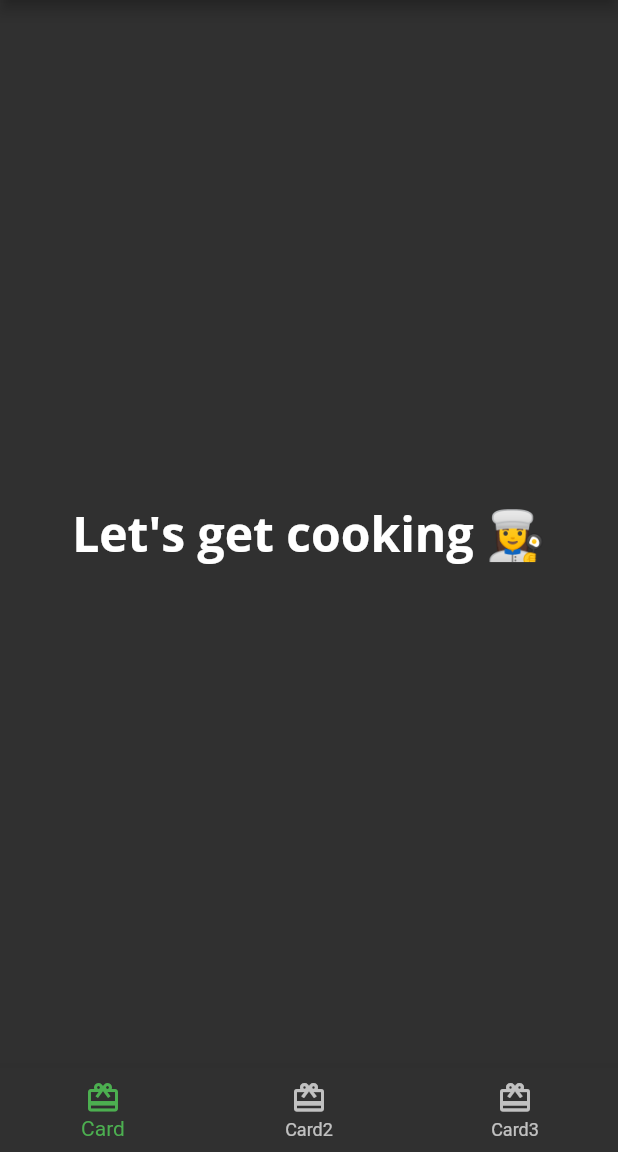
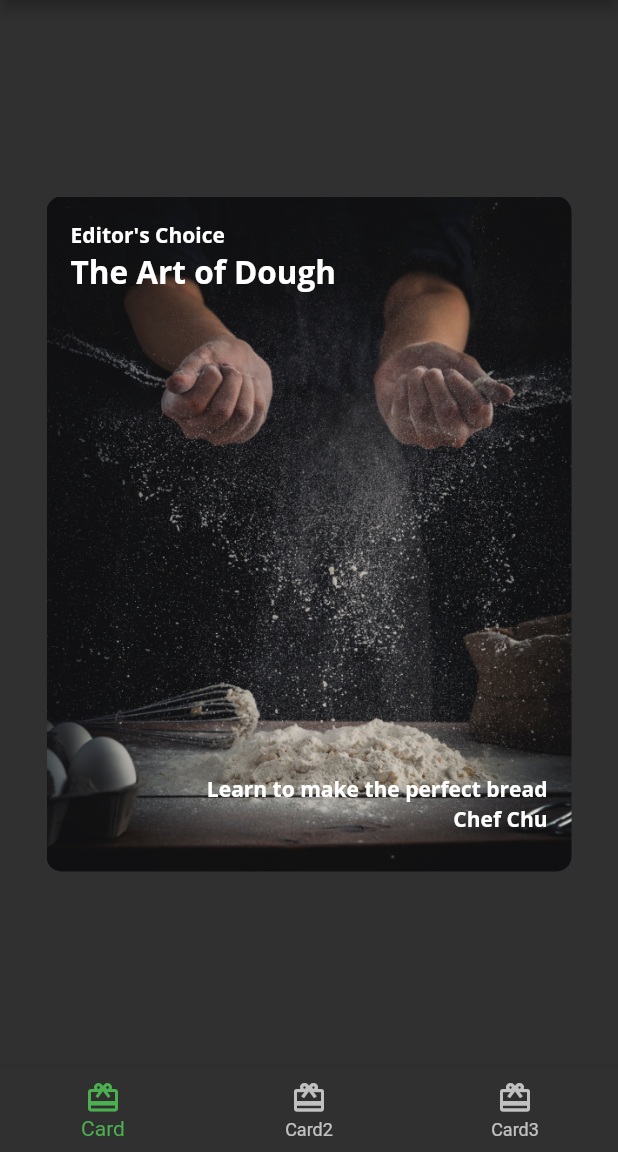
Before and after one commit to Wowo-chukwudi/foodie, a Flutter app: the screen it shows after launch, on a phone screen of 412 x 824 dp, the part 84-1236 px from its top. Run offline on Flutter 3.47's test engine with Material 2 defaults, Android fonts, the phone set to English and light mode, and no system bars; our stand-ins replace google_fonts.

Commit message:
created card 1

```diff
--- /dev/null
+++ b/lib/card1.dart
@@ -0,0 +1,65 @@
+import 'package:flutter/material.dart';
+
+import 'foodie_theme.dart';
+
+class Card1 extends StatelessWidget {
+  const Card1({Key? key}) : super(key: key);
+
+  final String category = 'Editor\'s Choice';
+  final String title = 'The Art of Dough';
+  final String description = 'Learn to make the perfect bread';
+  final String chef = 'Chef Chu';
+
+  @override
+  Widget build(BuildContext context) {
+    return Center(
+      //TODO: Decorate Card1 Container
+      child: Container(
+        //TODO: Add a stack of texts
+        child: Stack(
+          children: [
+            Text(
+              category,
+              style: FoodieTheme.darkTextTheme.bodyText1,
+            ),
+            Positioned(
+              child: Text(
+                title,
+                style: FoodieTheme.darkTextTheme.headline2,
+              ),
+              top: 20.0,
+            ),
+            Positioned(
+              child: Text(
+                description,
+                style: FoodieTheme.darkTextTheme.bodyText1,
+              ),
+              bottom: 30.0,
+              right: 0,
+            ),
+            Positioned(
+              child: Text(
+                chef,
+                style: FoodieTheme.darkTextTheme.bodyText1,
+              ),
+              bottom: 10.0,
+              right: 0,
+            ),
+          ],
+        ),
+
+        padding: const EdgeInsets.all(16),
+        constraints: const BoxConstraints.expand(
+          width: 350,
+          height: 450,
+        ),
+        decoration: const BoxDecoration(
+            image: DecorationImage(
+                image: AssetImage('assets/mag1.png'), fit: BoxFit.cover),
+            borderRadius: BorderRadius.all(
+              Radius.circular(10.0),
+            )),
+      ),
+    );
+  }
+}
--- a/lib/home.dart
+++ b/lib/home.dart
@@ -1,4 +1,6 @@
 import 'package:flutter/material.dart';
+
+import 'card1.dart';
 
 class Home extends StatefulWidget {
   const Home({Key? key}) : super(key: key);
@@ -8,7 +10,27 @@ class Home extends StatefulWidget {
 }
 
 class _HomeState extends State<Home> {
-//TODO: Add state variables and functions here
+// Added state variables and functions here
+  int _selectedIndex = 0;
+
+  static List<Widget> pages = <Widget>[
+    //Replaced with Card1
+    const Card1(),
+    //TODO: Replace with Card2
+    Container(
+      color: Colors.blue,
+    ),
+    //TODO: Replace with Card3
+    Container(
+      color: Colors.green,
+    ),
+  ];
+
+  void _onItemTapped(int index) {
+    setState(() {
+      _selectedIndex = index;
+    });
+  }
 
   @override
   Widget build(BuildContext context) {
@@ -20,16 +42,17 @@ class _HomeState extends State<Home> {
         ),
       ),
 
-      //TODO: Show Selected tab
-      body: Center(
-          child: Text(
-        'Let\'s get cooking 👩‍🍳',
-        style: Theme.of(context).textTheme.headline1,
-      )),
+      // Showing Selected tab
+      body: pages[_selectedIndex],
 
-      //TODO: Add bottom navigation bar
+      //Added bottom navigation bar
       bottomNavigationBar: BottomNavigationBar(
         selectedItemColor: Theme.of(context).textSelectionTheme.selectionColor,
+
+        //Set selected tab bar
+        currentIndex: _selectedIndex,
+        onTap: _onItemTapped,
+
         items: <BottomNavigationBarItem>[
           const BottomNavigationBarItem(
               icon: Icon(Icons.card_giftcard), label: 'Card'),
```
Also changed, not shown: pubspec.yaml (+7 -3 lines).
